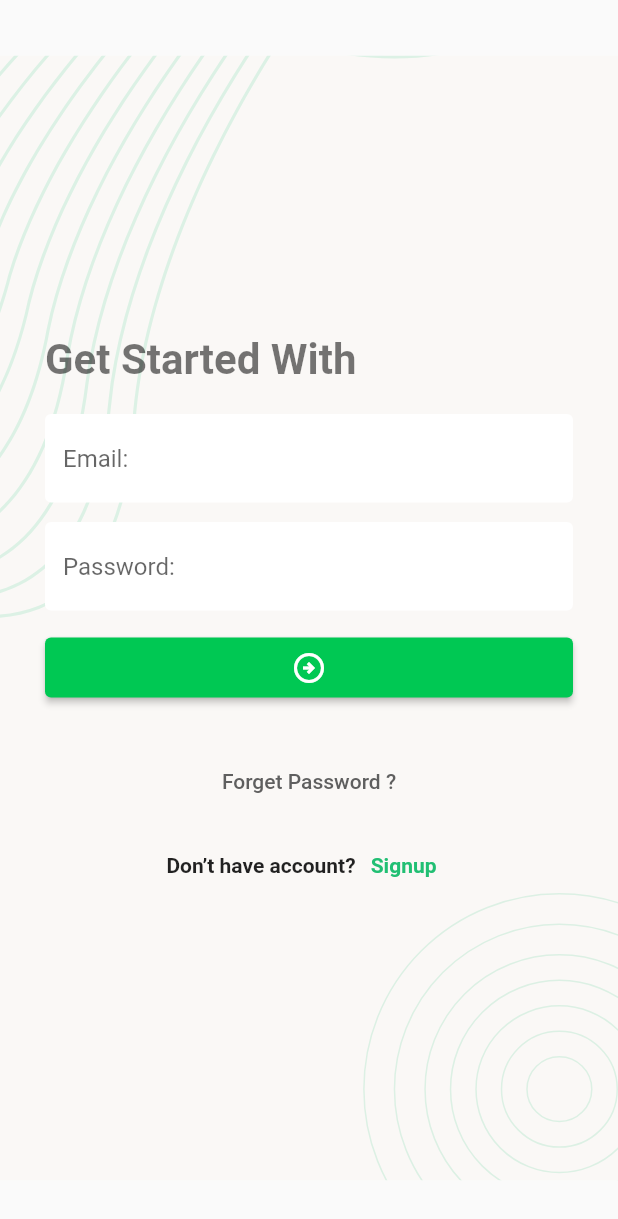
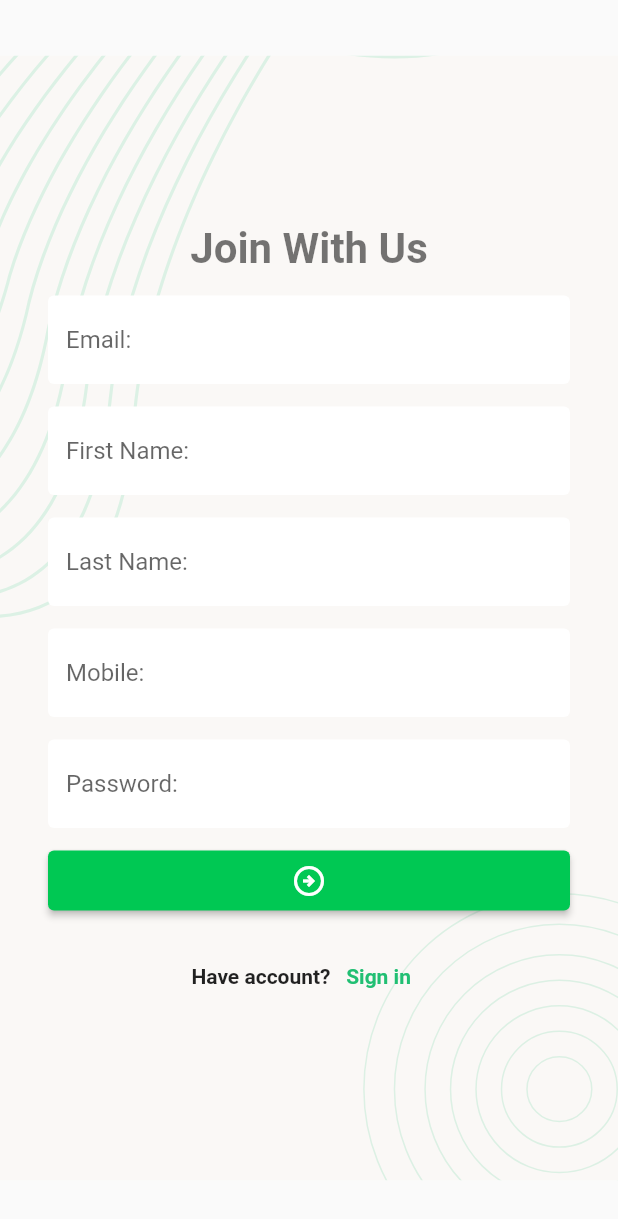
Before and after one commit to AbuRasel9/Task-Manager-2, a Flutter app: the screen it shows after launch, after a tap on "Signup", on a phone screen of 412 x 824 dp. Shown: the top 1219 px of the screen. Run offline on Flutter 3.47's test engine with Material 2 defaults, Android fonts, the phone set to English and light mode, and no system bars; our stand-ins replace flutter_svg, get, pin_code_fields.

Commit message:
registration screen set password screen ui done

```diff
--- a/lib/screens/login_screen.dart
+++ b/lib/screens/login_screen.dart
@@ -2,6 +2,7 @@ import 'package:flutter/material.dart';
 import 'package:flutter_svg/flutter_svg.dart';
 import 'package:get/get.dart';
 import 'package:untitled1/screens/forget_password_screen.dart';
+import 'package:untitled1/screens/registration_screen.dart';
 import 'package:untitled1/wdgets/background_image.dart';
 import 'package:untitled1/wdgets/bottom_text.dart';
 import 'package:untitled1/wdgets/reuseable_elevated_button.dart';
@@ -85,7 +86,11 @@ class _LoginScreenState extends State<LoginScreen> {
                     ),
                     //bootom part use reuseable widget
                     BottomText(
-                      onTap: () {},
+                      onTap: () {Navigator.pushAndRemoveUntil(
+                          context, MaterialPageRoute(builder: (
+                          context) => const RegistrationScreen()), (
+                          route) => false);
+                      },
                       buttonText: "Signup",
                       firstText: 'Don’t have account?',
                     )
--- a/lib/screens/pin_verification_screen.dart
+++ b/lib/screens/pin_verification_screen.dart
@@ -80,7 +80,7 @@ class _PinVerificationScreenState extends State<PinVerificationScreen> {
               height: 20,
             ),
 
-            ReuseableElevatedButton(onTap: () {
+            ReuseableElevatedButton(text: "Verify",onTap: () {
               Navigator.push(
                   context,
                   MaterialPageRoute(
--- /dev/null
+++ b/lib/screens/registration_screen.dart
@@ -0,0 +1,78 @@
+import 'package:flutter/material.dart';
+import 'package:untitled1/screens/login_screen.dart';
+import 'package:untitled1/wdgets/background_image.dart';
+import 'package:untitled1/wdgets/bottom_text.dart';
+import 'package:untitled1/wdgets/reuseable_elevated_button.dart';
+import 'package:untitled1/wdgets/text_feild_style.dart';
+import 'package:untitled1/wdgets/text_style.dart';
+
+class RegistrationScreen extends StatefulWidget {
+  const RegistrationScreen({super.key});
+
+  @override
+  State<RegistrationScreen> createState() => _RegistrationScreenState();
+}
+
+class _RegistrationScreenState extends State<RegistrationScreen> {
+  @override
+  Widget build(BuildContext context) {
+    return Scaffold(
+      body: BackgroundImage(
+          child: Padding(
+            padding: EdgeInsets.all(32),
+            child: Form(
+              child: Column(
+                mainAxisAlignment: MainAxisAlignment.center,
+                crossAxisAlignment: CrossAxisAlignment.center,
+                children: [
+                  Text(
+                    "Join With Us",
+                    style: titleTextStyle,
+                  ),
+                  const SizedBox(
+                    height: 15,
+                  ),
+                  TextFormField(
+                    decoration: textFeildStyle("Email:"),
+                  ),
+                  const SizedBox(
+                    height: 15,
+                  ),
+                  TextFormField(
+                    decoration: textFeildStyle("First Name:"),
+                  ),
+                  const SizedBox(
+                    height: 15,
+                  ),
+                  TextFormField(
+                    decoration: textFeildStyle("Last Name:"),
+                  ),
+                  const SizedBox(
+                    height: 15,
+                  ),
+                  TextFormField(
+                    decoration: textFeildStyle("Mobile:"),
+                  ),
+                  const SizedBox(
+                    height: 15,
+                  ),
+                  TextFormField(
+                    obscureText: true,
+                    decoration: textFeildStyle("Password:"),
+                  ),
+                  const SizedBox(height: 15,),
+                  ReuseableElevatedButton(onTap: () {}),
+                  const SizedBox(height: 20,),
+                  BottomText(onTap: () {
+                    Navigator.pushAndRemoveUntil(context,
+                        MaterialPageRoute(builder: (contex) => LoginScreen()), (
+                            route) => false);
+                  }, buttonText: "Sign in", firstText: "Have account?")
+
+                ],
+              ),
+            ),
+          )),
+    );
+  }
+}
--- a/lib/screens/set_password_screen.dart
+++ b/lib/screens/set_password_screen.dart
@@ -1,6 +1,7 @@
 import 'package:flutter/material.dart';
 import 'package:get/get.dart';
 import 'package:untitled1/screens/login_screen.dart';
+import 'package:untitled1/screens/registration_screen.dart';
 import 'package:untitled1/wdgets/background_image.dart';
 import 'package:untitled1/wdgets/bottom_text.dart';
 import 'package:untitled1/wdgets/reuseable_elevated_button.dart';
@@ -45,6 +46,7 @@ class _SetPasswordScreenState extends State<SetPasswordScreen> {
                       height: 10,
                     ),
                     TextFormField(
+                      obscureText: true,
                       controller: passwordController,
                       validator: (String? text) {
                         return null;
@@ -55,6 +57,7 @@ class _SetPasswordScreenState extends State<SetPasswordScreen> {
                       height: 12,
                     ),
                     TextFormField(
+                      obscureText: true,
                       controller: conformPasswordController,
                       validator: (String? text) {
                         return null;
@@ -66,18 +69,17 @@ class _SetPasswordScreenState extends State<SetPasswordScreen> {
                       height: 18,
                     ),
                     //reuse elevated button
-                    ReuseableElevatedButton(onTap: () {}),
+                    ReuseableElevatedButton(text:"Confirm",onTap: () {
+                      Navigator.push(context, MaterialPageRoute(builder: (context)=>RegistrationScreen()));
+                    }),
                     const SizedBox(
                       height: 30,
                     ),
                     //reuse bottom text
                     BottomText(
+
                         onTap: () {
-                          Navigator.pushAndRemoveUntil(
-                              context, MaterialPageRoute(builder: (
-                              context) => const LoginScreen()), (
-                              route) => false);
-                        },
+                                                  },
                         buttonText: "Sign in",
                         firstText: "Have Account?")
                   ],
--- a/lib/wdgets/reuseable_elevated_button.dart
+++ b/lib/wdgets/reuseable_elevated_button.dart
@@ -2,9 +2,10 @@ import 'package:flutter/material.dart';
 class ReuseableElevatedButton extends StatelessWidget {
 
   const ReuseableElevatedButton({
-    super.key, required this.onTap,
+    super.key, required this.onTap, this.text,
   });
   final VoidCallback onTap;
+  final String?text;
 
   @override
   Widget build(BuildContext context) {
@@ -16,7 +17,7 @@ class ReuseableElevatedButton extends StatelessWidget {
           backgroundColor:Colors.greenAccent.shade700,
         ),
         onPressed: onTap,
-        child: const Icon(
+        child:text !=null?Text(text ??""): const Icon(
           Icons.arrow_circle_right_outlined,
           color: Colors.white,
         ),
```
